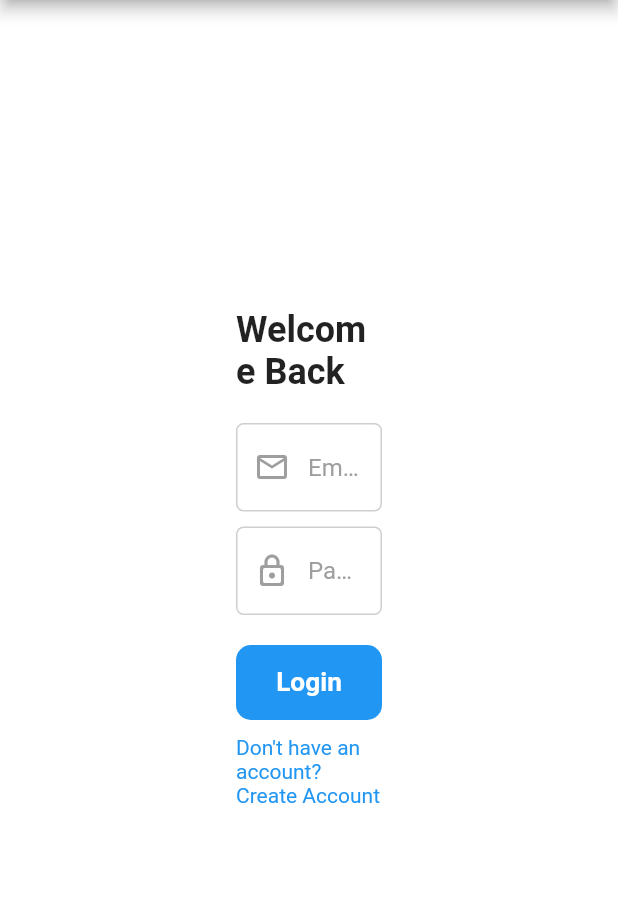
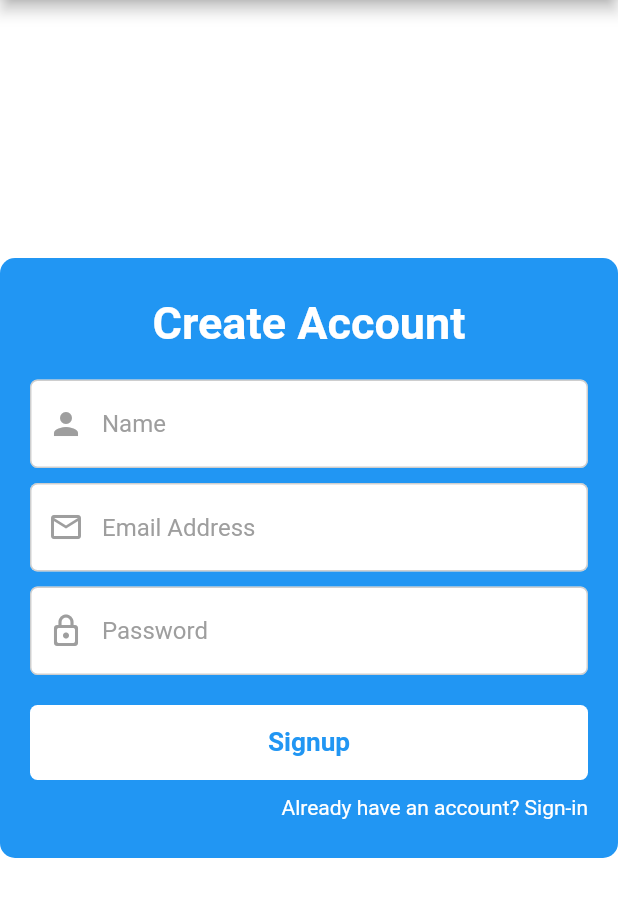
Before and after one commit to Rudrransh17/Supermarket-Sales-Data, a Flutter app: the screen it shows after launch, after a tap on "Don't have an account? Create Account", on a phone screen of 412 x 824 dp, the part 120-1037 px from its top. Run offline on Flutter 3.47's test engine with Material 2 defaults, Android fonts, the phone set to English and light mode, and no system bars.

Commit message:
added registration tab

```diff
--- a/lib/home.dart
+++ b/lib/home.dart
@@ -3,6 +3,8 @@ import 'package:flutter/material.dart';
 // ignore_for_file: prefer_const_constructors
 
 class HomeScreen extends StatelessWidget {
+  const HomeScreen({super.key});
+
   @override
   Widget build(BuildContext context) {
     return Scaffold(
--- a/lib/login.dart
+++ b/lib/login.dart
@@ -14,6 +14,7 @@ class _LoginPageState extends State<LoginPage> {
   TextEditingController nameController = TextEditingController();
   TextEditingController emailController = TextEditingController();
   TextEditingController passwordController = TextEditingController();
+  bool isLogin = true;
 
   @override
   Widget build(BuildContext context) {
@@ -30,12 +31,14 @@ class _LoginPageState extends State<LoginPage> {
           'Supermarket Sales Data Visualizer',
         ),
       ),
-      body: Row(
-        children: [
-          Expanded(
-            child: Container(),
+      body: Center(
+        child: isLogin ? Container(
+          width: 500,
+          height: 400,
+          decoration: BoxDecoration(
+            color: Colors.blue,
+            borderRadius: BorderRadius.circular(10.0),
           ),
-          Expanded(
           child: Padding(
             padding: EdgeInsets.all(20.0),
             child: Column(
@@ -44,7 +47,8 @@ class _LoginPageState extends State<LoginPage> {
                 Text(
                   'Welcome Back',
                   style: TextStyle(
-                      fontSize: 24.0,
+                    color: Colors.white,
+                    fontSize: 30.0,
                     fontWeight: FontWeight.bold,
                   ),
                 ),
@@ -69,19 +73,21 @@ class _LoginPageState extends State<LoginPage> {
                 GestureDetector(
                   onTap: () {
                     Navigator.pushNamed(context, '/home');
+                    print(emailController.text);
+                    print(passwordController.text);
                   },
                   child: Container(
                     height: 50,
                     decoration: BoxDecoration(
-                        color: Colors.blue,
-                        borderRadius: BorderRadius.circular(10.0),
+                      color: Colors.white,
+                      borderRadius: BorderRadius.circular(5.0),
                     ),
                     child: Center(
                       child: Text(
                         'Login',
                         textAlign: TextAlign.center,
                         style: TextStyle(
-                            color: Colors.white,
+                          color: Colors.blue,
                           fontSize: 17.5,
                           fontWeight: FontWeight.bold,
                         ),
@@ -92,12 +98,110 @@ class _LoginPageState extends State<LoginPage> {
                 SizedBox(height: 10.0),
                 GestureDetector(
                   onTap: () {
-                      // Navigate to create account page
+                    setState(() {
+                      isLogin = false;
+                    });
                   },
+                  child: Align(
+                    alignment: Alignment.centerRight,
                     child: Text(
                       "Don't have an account? Create Account",
                       style: TextStyle(
+                        color: Colors.white,
+                      ),
+                    ),
+                  ),
+                ),
+              ],
+            ),
+          ),
+        ) : Container(
+          width: 500,
+          height: 400,
+          decoration: BoxDecoration(
             color: Colors.blue,
+            borderRadius: BorderRadius.circular(10.0),
+          ),
+          child: Padding(
+            padding: EdgeInsets.all(20.0),
+            child: Column(
+              mainAxisAlignment: MainAxisAlignment.center,
+              children: [
+                Text(
+                  'Create Account',
+                  style: TextStyle(
+                    color: Colors.white,
+                    fontSize: 30.0,
+                    fontWeight: FontWeight.bold,
+                  ),
+                ),
+                SizedBox(height: 20.0),
+                CredentialTextfield(
+                  controller: nameController,
+                  text: 'Name',
+                  icon: Icon(
+                    Icons.person,
+                    color: Colors.grey,
+                  ),
+                ),
+                SizedBox(height: 10.0),
+                CredentialTextfield(
+                  controller: emailController,
+                  text: 'Email Address',
+                  icon: Icon(
+                    Icons.email_outlined,
+                    color: Colors.grey,
+                  ),
+                ),
+                SizedBox(height: 10.0),
+                CredentialTextfield(
+                    text: 'Password',
+                    icon: Icon(
+                      Icons.lock_outline_rounded,
+                      color: Colors.grey,
+                    ),
+                    controller: passwordController,),
+                SizedBox(height: 20.0),
+                GestureDetector(
+                  onTap: () {
+                    Navigator.pushNamed(context, '/home');
+                    print(emailController.text);
+                    print(passwordController.text);
+                    print(nameController.text);
+                  },
+                  child: Container(
+                    height: 50,
+                    decoration: BoxDecoration(
+                      color: Colors.white,
+                      borderRadius: BorderRadius.circular(5.0),
+                    ),
+                    child: Center(
+                      child: Text(
+                        'Signup',
+                        textAlign: TextAlign.center,
+                        style: TextStyle(
+                          color: Colors.blue,
+                          fontSize: 17.5,
+                          fontWeight: FontWeight.bold,
+                        ),
+                      ),
+                    ),
+                  ),
+                ),
+                SizedBox(height: 10.0),
+                GestureDetector(
+                  onTap: () {
+                    setState(() {
+                      isLogin = true;
+                    });
+                  },
+                  child: Align(
+                    alignment: Alignment.centerRight,
+                    child: Text(
+                      "Already have an account? Sign-in",
+                      style: TextStyle(
+                        color: Colors.white,
+                      ),
                     ),
                   ),
                 ),
@@ -105,10 +209,6 @@ class _LoginPageState extends State<LoginPage> {
             ),
           ),
         ),
-          Expanded(
-            child: Container(),
-          ),
-        ],
       ),
     );
   }
```
Lines whose indentation alone changed are shown as unchanged.
